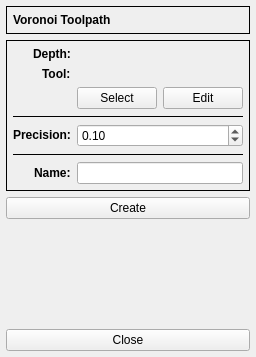
First picture: the form in G2G/forms/voronoiform.ui, repository aLDime/GERBER_X2, before the edit.
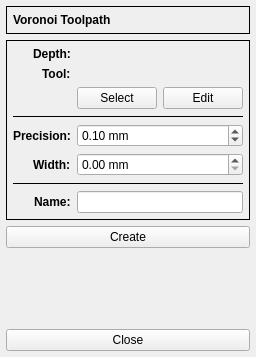
Second picture: the form after the edit. Custom widgets are drawn as their Qt base class.

Patch:
```diff
--- a/G2G/forms/voronoiform.ui
+++ b/G2G/forms/voronoiform.ui
@@ -159,13 +159,22 @@
       </item>
       <item row="4" column="0">
        <widget class="QLabel" name="label_4">
+        <property name="font">
+         <font>
+          <weight>75</weight>
+          <bold>true</bold>
+         </font>
+        </property>
         <property name="text">
-         <string>&lt;html&gt;&lt;head/&gt;&lt;body&gt;&lt;p&gt;&lt;span style=&quot; font-weight:600;&quot;&gt;Precision:&lt;/span&gt;&lt;/p&gt;&lt;/body&gt;&lt;/html&gt;</string>
+         <string>Precision:</string>
         </property>
        </widget>
       </item>
       <item row="4" column="1">
-       <widget class="DoubleSpinBox" name="doubleSpinBox">
+       <widget class="DoubleSpinBox" name="dsbxPrecision">
+        <property name="suffix">
+         <string> mm</string>
+        </property>
         <property name="decimals">
          <number>2</number>
         </property>
@@ -183,7 +192,7 @@
         </property>
        </widget>
       </item>
-      <item row="5" column="0" colspan="2">
+      <item row="6" column="0" colspan="2">
        <widget class="Line" name="line_2">
         <property name="frameShadow">
          <enum>QFrame::Plain</enum>
@@ -193,7 +202,7 @@
         </property>
        </widget>
       </item>
-      <item row="6" column="0">
+      <item row="7" column="0">
        <widget class="QLabel" name="label_6">
         <property name="font">
          <font>
@@ -206,12 +215,38 @@
         </property>
        </widget>
       </item>
-      <item row="6" column="1">
+      <item row="7" column="1">
        <widget class="QLineEdit" name="leName"/>
       </item>
       <item row="0" column="1">
        <widget class="DepthForm" name="dsbxDepth" native="true"/>
       </item>
+      <item row="5" column="0">
+       <widget class="QLabel" name="label_5">
+        <property name="font">
+         <font>
+          <weight>75</weight>
+          <bold>true</bold>
+         </font>
+        </property>
+        <property name="text">
+         <string>Width:</string>
+        </property>
+       </widget>
+      </item>
+      <item row="5" column="1">
+       <widget class="DoubleSpinBox" name="dsbxWidth">
+        <property name="suffix">
+         <string> mm</string>
+        </property>
+        <property name="maximum">
+         <double>10.000000000000000</double>
+        </property>
+        <property name="singleStep">
+         <double>0.100000000000000</double>
+        </property>
+       </widget>
+      </item>
      </layout>
     </widget>
    </item>
```
